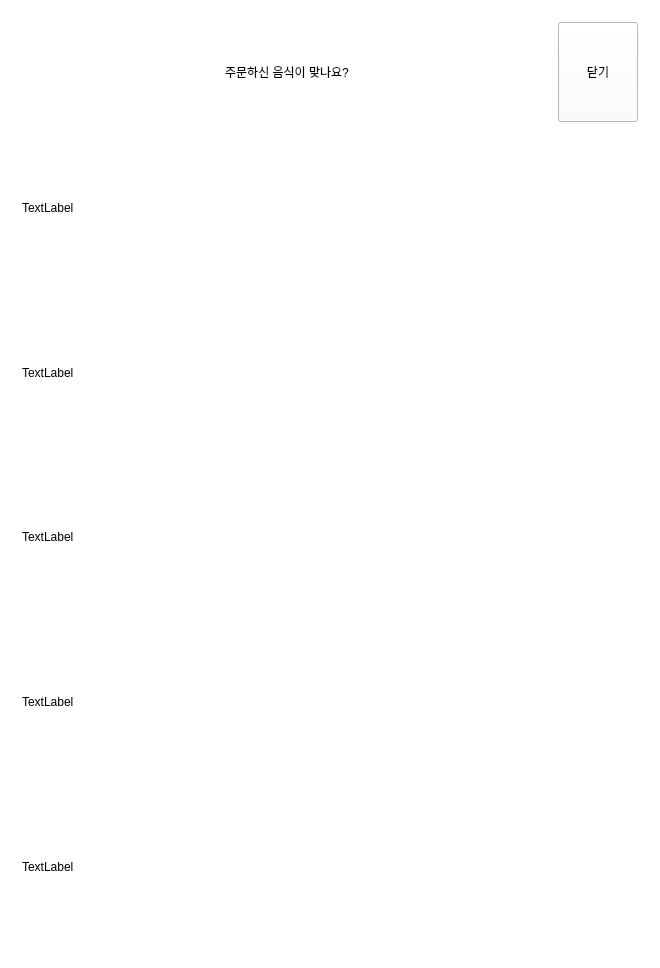
Old version of the form Kiosk/mainwindow.ui in the repository psy1064/Kiosk.
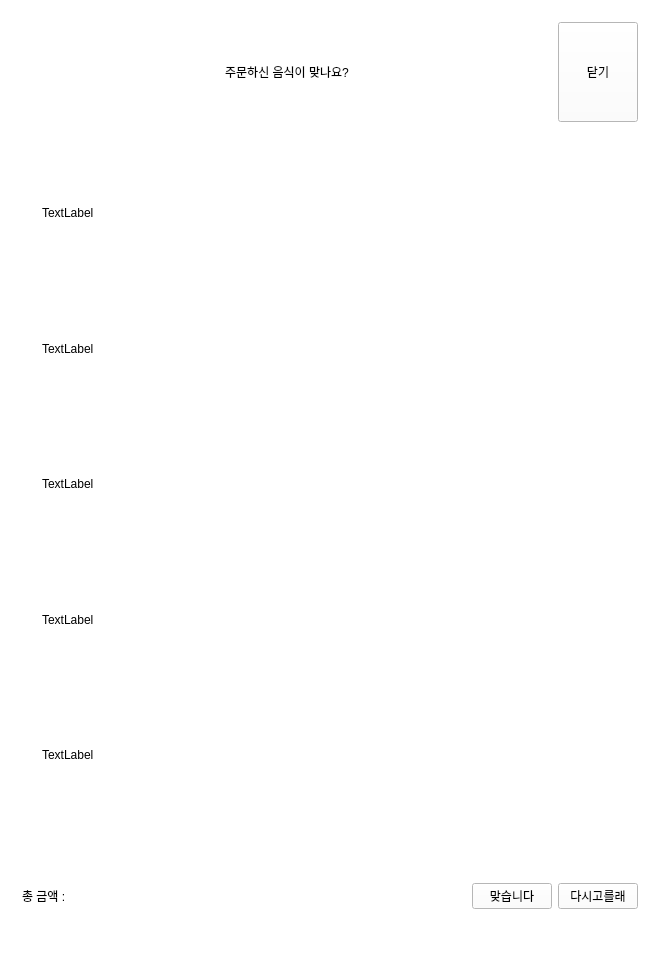
New version of the form. Icons and pictures are not drawn. Custom widgets are drawn as their Qt base class.

What changed in the file:
```diff
--- a/Kiosk/mainwindow.ui
+++ b/Kiosk/mainwindow.ui
@@ -432,6 +432,18 @@
         </item>
         <item row="1" column="0">
          <layout class="QVBoxLayout" name="verticalLayout_4">
+          <property name="leftMargin">
+           <number>20</number>
+          </property>
+          <property name="topMargin">
+           <number>20</number>
+          </property>
+          <property name="rightMargin">
+           <number>20</number>
+          </property>
+          <property name="bottomMargin">
+           <number>20</number>
+          </property>
           <item>
            <widget class="QLabel" name="label_6">
             <property name="sizePolicy">
@@ -499,6 +511,43 @@
           </item>
          </layout>
         </item>
+        <item row="2" column="0">
+         <layout class="QHBoxLayout" name="horizontalLayout_5">
+          <item>
+           <widget class="QLabel" name="pricelabel">
+            <property name="sizePolicy">
+             <sizepolicy hsizetype="Expanding" vsizetype="Preferred">
+              <horstretch>0</horstretch>
+              <verstretch>0</verstretch>
+             </sizepolicy>
+            </property>
+            <property name="minimumSize">
+             <size>
+              <width>0</width>
+              <height>100</height>
+             </size>
+            </property>
+            <property name="text">
+             <string>총 금액 : </string>
+            </property>
+           </widget>
+          </item>
+          <item>
+           <widget class="QPushButton" name="showkakaobutton">
+            <property name="text">
+             <string>맞습니다</string>
+            </property>
+           </widget>
+          </item>
+          <item>
+           <widget class="QPushButton" name="returnbutton">
+            <property name="text">
+             <string>다시고를래</string>
+            </property>
+           </widget>
+          </item>
+         </layout>
+        </item>
        </layout>
       </widget>
      </widget>
```
Left out of the diff: 4 changed lines with no effect on the pictures.
